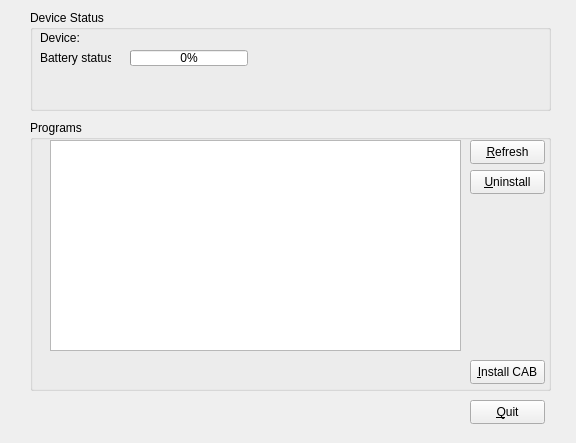
The window that synce-kpm/synce-kpm/data/ui/synce-kpm-mainwindow.ui (playday3008/SynCE) describes before a commit, drawn with Qt 5.
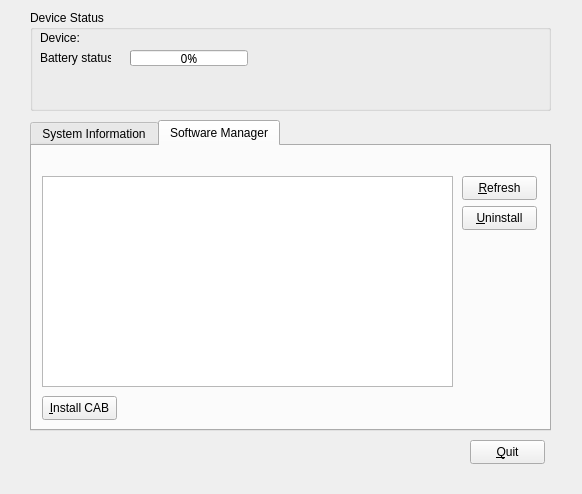
The same window after the commit. The open tabs and pages were chosen to show the change.

Commit message: * Implemented use of tray icon. Currently only showing connection 	  status by means of the icon color. Will be minimize-to-tray 	* Implemented message balloons indicating connection status change 	* Implemented the possibility of installing CAB files through 	  the application 	* Important note is that almost none to none checking is done!! 	  This program is still in heavy development 	* Added some new items to TODO

```diff
--- a/synce-kpm/synce-kpm/data/ui/synce-kpm-mainwindow.ui
+++ b/synce-kpm/synce-kpm/data/ui/synce-kpm-mainwindow.ui
@@ -5,8 +5,8 @@
    <rect>
     <x>0</x>
     <y>0</y>
-    <width>576</width>
-    <height>443</height>
+    <width>582</width>
+    <height>494</height>
    </rect>
   </property>
   <property name="windowTitle" >
@@ -59,6 +59,11 @@
       <height>16</height>
      </rect>
     </property>
+    <property name="font" >
+     <font>
+      <family>Penguin Attack</family>
+     </font>
+    </property>
     <property name="value" >
      <number>0</number>
     </property>
@@ -77,49 +82,45 @@
     </property>
    </widget>
   </widget>
-  <widget class="QGroupBox" name="groupBox_2" >
+  <widget class="QPushButton" name="pushButton_Quit" >
+   <property name="geometry" >
+    <rect>
+     <x>470</x>
+     <y>440</y>
+     <width>75</width>
+     <height>24</height>
+    </rect>
+   </property>
+   <property name="text" >
+    <string>&amp;Quit</string>
+   </property>
+  </widget>
+  <widget class="QTabWidget" name="tabWidget" >
    <property name="geometry" >
     <rect>
      <x>30</x>
      <y>120</y>
      <width>521</width>
-     <height>271</height>
+     <height>311</height>
     </rect>
    </property>
-   <property name="title" >
-    <string>Programs</string>
+   <property name="currentIndex" >
+    <number>0</number>
    </property>
-   <widget class="QPushButton" name="pushButton_InstallCAB" >
-    <property name="geometry" >
-     <rect>
-      <x>440</x>
-      <y>240</y>
-      <width>75</width>
-      <height>24</height>
-     </rect>
-    </property>
-    <property name="text" >
-     <string>&amp;Install CAB</string>
-    </property>
+   <widget class="QWidget" name="tab" >
+    <attribute name="title" >
+     <string>System Information</string>
+    </attribute>
    </widget>
-   <widget class="QPushButton" name="pushButton_Uninstall" >
-    <property name="geometry" >
-     <rect>
-      <x>440</x>
-      <y>50</y>
-      <width>75</width>
-      <height>24</height>
-     </rect>
-    </property>
-    <property name="text" >
-     <string>&amp;Uninstall</string>
-    </property>
-   </widget>
+   <widget class="QWidget" name="tab_2" >
+    <attribute name="title" >
+     <string>Software Manager</string>
+    </attribute>
    <widget class="QListWidget" name="listInstalledPrograms" >
     <property name="geometry" >
      <rect>
-      <x>20</x>
-      <y>20</y>
+       <x>10</x>
+       <y>30</y>
       <width>411</width>
       <height>211</height>
      </rect>
@@ -128,8 +129,8 @@
    <widget class="QPushButton" name="pushButton_Refresh" >
     <property name="geometry" >
      <rect>
-      <x>440</x>
-      <y>20</y>
+       <x>430</x>
+       <y>30</y>
       <width>75</width>
       <height>24</height>
      </rect>
@@ -138,19 +139,33 @@
      <string>&amp;Refresh</string>
     </property>
    </widget>
-  </widget>
-  <widget class="QPushButton" name="pushButton_Quit" >
+    <widget class="QPushButton" name="pushButton_Uninstall" >
+     <property name="geometry" >
+      <rect>
+       <x>430</x>
+       <y>60</y>
+       <width>75</width>
+       <height>24</height>
+      </rect>
+     </property>
+     <property name="text" >
+      <string>&amp;Uninstall</string>
+     </property>
+    </widget>
+    <widget class="QPushButton" name="pushButton_InstallCAB" >
    <property name="geometry" >
     <rect>
-     <x>470</x>
-     <y>400</y>
+       <x>10</x>
+       <y>250</y>
      <width>75</width>
      <height>24</height>
     </rect>
    </property>
    <property name="text" >
-    <string>&amp;Quit</string>
-   </property>
+      <string>&amp;Install CAB</string>
+     </property>
+    </widget>
+   </widget>
   </widget>
  </widget>
  <resources/>
```
Left out of the diff: 2 changed lines with no effect on the pictures. Lines whose indentation alone changed are shown as unchanged. The commit also changes 13 other files.
